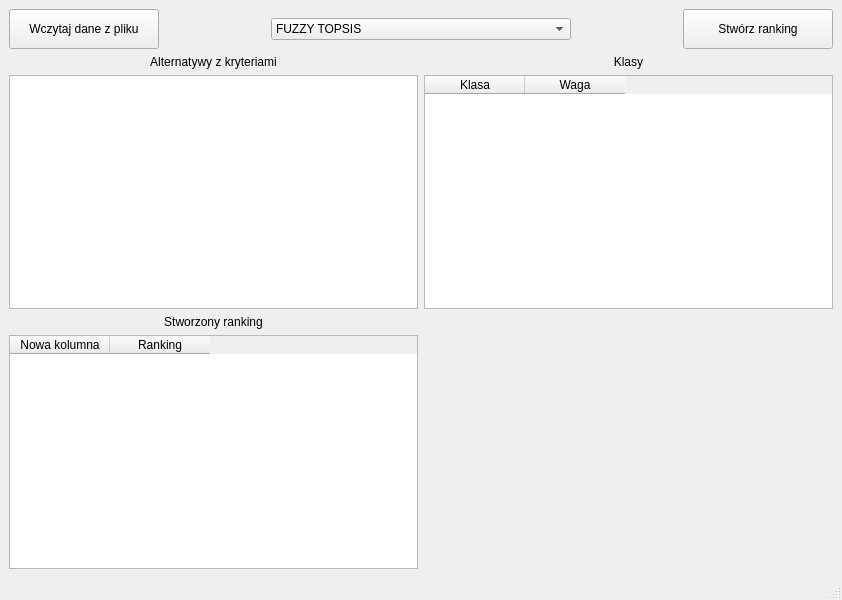
Before: the Qt Designer form lab4/OW_GUI/form.ui in Julnowak/Optymalizacja-wielokryterialna, drawn with Qt 5.
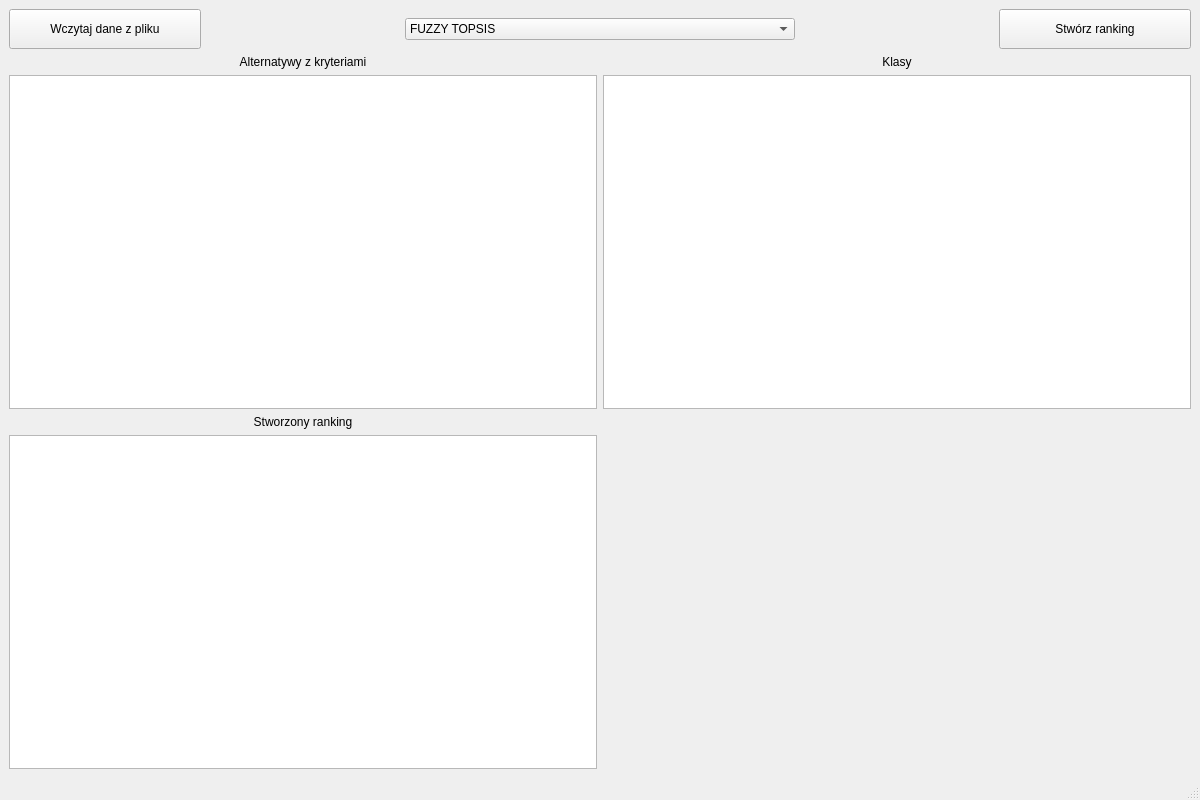
After: the same form once the commit is applied. Custom widgets are drawn as their Qt base class.

The edit to the form file:
```diff
--- a/lab4/OW_GUI/form.ui
+++ b/lab4/OW_GUI/form.ui
@@ -6,8 +6,8 @@
    <rect>
     <x>0</x>
     <y>0</y>
-    <width>842</width>
-    <height>600</height>
+    <width>1200</width>
+    <height>800</height>
    </rect>
   </property>
   <property name="windowTitle">
@@ -88,16 +88,6 @@
         <height>200</height>
        </size>
       </property>
-      <column>
-       <property name="text">
-        <string>Klasa</string>
-       </property>
-      </column>
-      <column>
-       <property name="text">
-        <string>Waga</string>
-       </property>
-      </column>
      </widget>
     </item>
     <item row="0" column="2" colspan="2">
@@ -151,16 +141,6 @@
         <height>200</height>
        </size>
       </property>
-      <column>
-       <property name="text">
-        <string>Nowa kolumna</string>
-       </property>
-      </column>
-      <column>
-       <property name="text">
-        <string>Ranking</string>
-       </property>
-      </column>
      </widget>
     </item>
     <item row="3" column="0" colspan="3">
```
Left out of the diff: 2 changed lines with no effect on the pictures.
